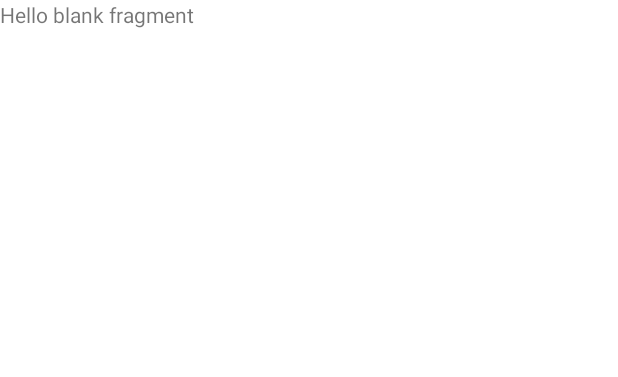
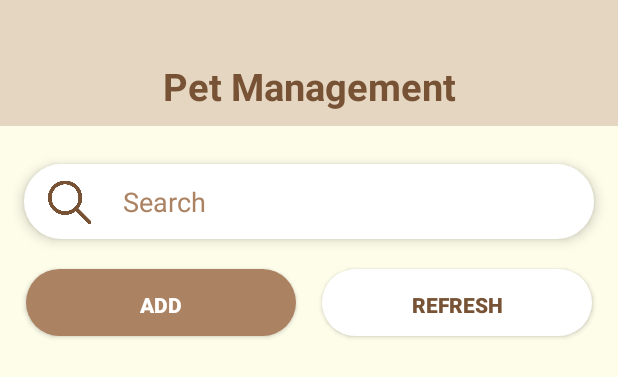
Before and after one commit to thaichihien/PetIntoAdmin, an Android app: the layout fragment_pet_managment.xml on its own in the app's theme, with its tools: preview values and no code run, on a phone screen of 412 x 824 dp. Shown: the top 377 px of the screen. Run offline under Robolectric (Android 15) with nearby library versions, the phone set to English and light mode, and no system bars.

Commit message:
pet_management interface

```diff
--- a/app/src/main/res/layout/fragment_pet_managment.xml
+++ b/app/src/main/res/layout/fragment_pet_managment.xml
@@ -1,14 +1,104 @@
 <?xml version="1.0" encoding="utf-8"?>
-<FrameLayout xmlns:android="http://schemas.android.com/apk/res/android"
+<androidx.constraintlayout.widget.ConstraintLayout xmlns:android="http://schemas.android.com/apk/res/android"
     xmlns:tools="http://schemas.android.com/tools"
     android:layout_width="match_parent"
     android:layout_height="match_parent"
-    tools:context=".views.fragments.PetManagmentFragment">
+    android:background="@color/background_light"
+    xmlns:app="http://schemas.android.com/apk/res-auto"
+    tools:context=".views.fragments.ProductManagementFragment">
 
-    <!-- TODO: Update blank fragment layout -->
-    <TextView
+    <androidx.constraintlayout.widget.ConstraintLayout
+        android:id="@+id/constraintLayout"
         android:layout_width="match_parent"
-        android:layout_height="match_parent"
-        android:text="@string/hello_blank_fragment" />
+        android:layout_height="wrap_content"
+        android:background="@color/background_dark"
+        android:paddingHorizontal="9dp"
+        android:paddingTop="40dp"
+        android:paddingBottom="9dp"
+        app:layout_constraintEnd_toEndOf="parent"
+        app:layout_constraintStart_toStartOf="parent"
+        app:layout_constraintTop_toTopOf="parent">
 
-</FrameLayout>
+        <TextView
+            android:layout_width="wrap_content"
+            android:layout_height="wrap_content"
+            android:text="Pet Management"
+            android:textColor="@color/main_dark"
+            android:textSize="@dimen/header_text_size"
+            android:textStyle="bold"
+            app:layout_constraintBottom_toBottomOf="parent"
+            app:layout_constraintEnd_toEndOf="parent"
+            app:layout_constraintStart_toStartOf="parent"
+            app:layout_constraintTop_toTopOf="parent" />
+
+    </androidx.constraintlayout.widget.ConstraintLayout>
+
+    <RelativeLayout
+        android:id="@+id/relativeLayout"
+        android:layout_width="380dp"
+        android:layout_height="50dp"
+        android:layout_marginTop="25dp"
+        android:background="@drawable/field_background"
+        android:elevation="5dp"
+        android:padding="10dp"
+        app:layout_constraintEnd_toEndOf="parent"
+        app:layout_constraintStart_toStartOf="parent"
+        app:layout_constraintTop_toBottomOf="@+id/constraintLayout">
+
+        <ImageView
+            android:id="@+id/searchIcon"
+            android:layout_width="40dp"
+            android:layout_height="40dp"
+            android:layout_centerVertical="true"
+            android:src="@drawable/search_icon" />
+
+        <EditText
+            android:id="@+id/etSearchProduct"
+            android:layout_width="match_parent"
+            android:layout_height="wrap_content"
+            android:layout_centerVertical="true"
+            android:layout_marginStart="16dp"
+            android:layout_toEndOf="@+id/searchIcon"
+            android:background="@android:color/transparent"
+            android:hint="Search"
+            android:inputType="text"
+            android:maxLines="1"
+            android:textColor="@color/main_dark"
+            android:textColorHint="@color/main_light" />
+    </RelativeLayout>
+
+    <androidx.appcompat.widget.AppCompatButton
+        android:id="@+id/btnAdd"
+        android:layout_width="180dp"
+        android:layout_height="wrap_content"
+        android:layout_marginTop="20dp"
+        android:background="@drawable/primary_button_background"
+        android:text="ADD"
+        android:textColor="@color/white"
+        android:textStyle="bold"
+        app:layout_constraintEnd_toStartOf="@+id/btnRefresh"
+        app:layout_constraintStart_toStartOf="parent"
+        app:layout_constraintTop_toBottomOf="@+id/relativeLayout" />
+
+    <androidx.appcompat.widget.AppCompatButton
+        android:id="@+id/btnRefresh"
+        android:layout_width="180dp"
+        android:layout_height="wrap_content"
+        android:layout_marginTop="20dp"
+        android:background="@drawable/third_button_background"
+        android:text="REFRESH"
+        android:textColor="@color/main_dark"
+        android:textStyle="bold"
+        app:layout_constraintEnd_toEndOf="parent"
+        app:layout_constraintStart_toEndOf="@+id/btnAdd"
+        app:layout_constraintTop_toBottomOf="@+id/relativeLayout" />
+
+    <androidx.recyclerview.widget.RecyclerView
+        android:layout_width="409dp"
+        android:layout_height="wrap_content"
+        android:layout_marginTop="20dp"
+        app:layout_constraintEnd_toEndOf="parent"
+        app:layout_constraintStart_toStartOf="parent"
+        app:layout_constraintTop_toBottomOf="@+id/btnAdd" />
+
+</androidx.constraintlayout.widget.ConstraintLayout>
```
